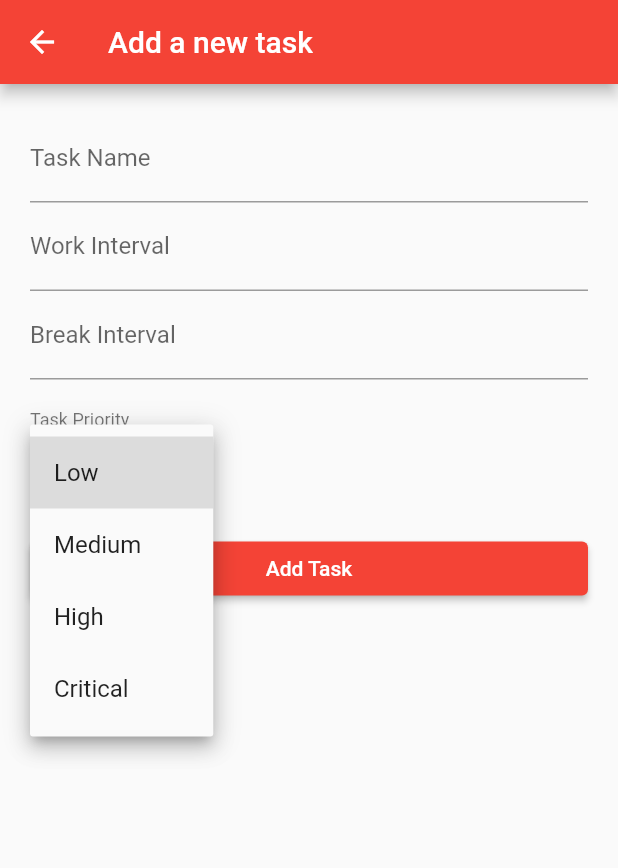
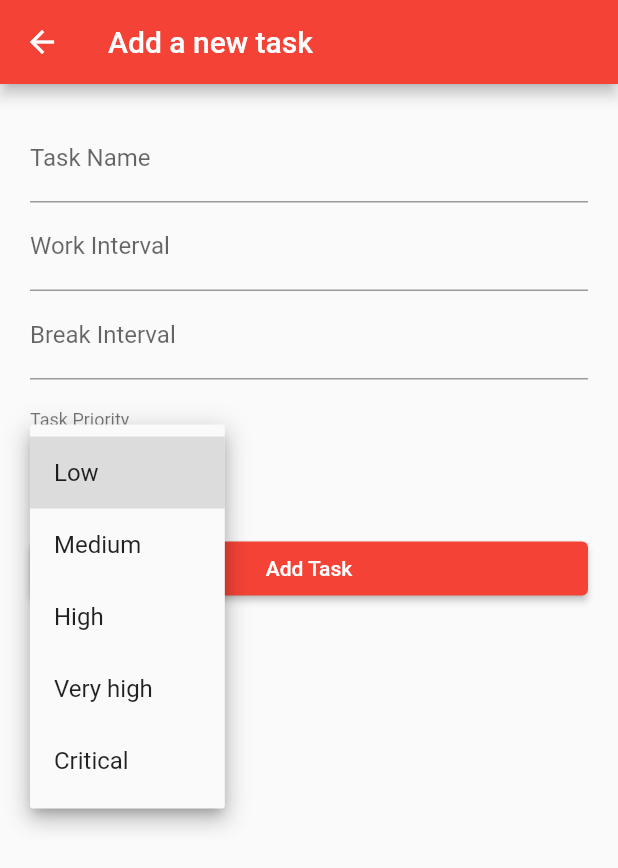
Before and after one commit to Feras-dev/pomodoro, a Flutter app: the AddTaskForm screen opened by its route, after a tap on "Low", on a phone screen of 412 x 824 dp. Shown: the top 868 px of the screen. Run offline on Flutter 3.47's test engine with Material 2 defaults, Android fonts, the phone set to English and light mode, and no system bars; our stand-ins replace shared_preferences; accounts and stored records are empty; generated files the repository leaves out were written again.

Commit message:
Added "Very high" in Priority dropdown

```diff
--- a/lib/model/PriorityLevel.dart
+++ b/lib/model/PriorityLevel.dart
@@ -9,6 +9,8 @@ enum PriorityLevel {
   MEDIUM,
   @JsonValue("high")
   HIGH,
+  @JsonValue("very_high")
+  VERY_HIGH,
   @JsonValue("critical")
   CRITICAL,
 }
--- a/lib/view/addTask.dart
+++ b/lib/view/addTask.dart
@@ -185,6 +185,9 @@ class AddTaskFormState extends State<AddTaskForm> {
             // in the dropdown.
             String valUse = classType.toString().split(".").last.toLowerCase();
             valUse = valUse[0].toUpperCase() + valUse.substring(1);
+            if (valUse.contains("_")) {
+              valUse = valUse.replaceAll(new RegExp('[\\W_]+'),' ');
+            }
             return DropdownMenuItem<PriorityLevel>(
                 value: classType, child: Text(valUse));
           }).toList()),
```
Also changed, not shown: lib/model/Task.g.dart.
